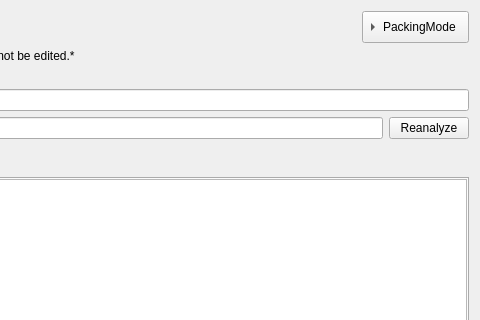
Qt form src/ui/WriteModeComponent.ui (MUkoutyan/langscore-app) before a commit; both pictures show x 516 to 996 and y 0 to 320 of the 996 by 699 pixel window.
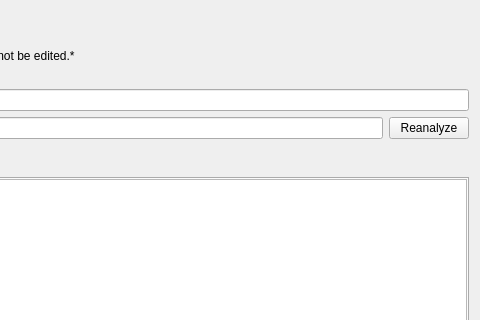
The same form after that commit. Custom widgets are drawn as their Qt base class.

```diff
--- a/src/ui/WriteModeComponent.ui
+++ b/src/ui/WriteModeComponent.ui
@@ -40,25 +40,6 @@
        </property>
       </widget>
      </item>
-     <item>
-      <widget class="QToolButton" name="toPackingMode">
-       <property name="minimumSize">
-        <size>
-         <width>0</width>
-         <height>32</height>
-        </size>
-       </property>
-       <property name="text">
-        <string>PackingMode</string>
-       </property>
-       <property name="toolButtonStyle">
-        <enum>Qt::ToolButtonStyle::ToolButtonTextBesideIcon</enum>
-       </property>
-       <property name="arrowType">
-        <enum>Qt::ArrowType::RightArrow</enum>
-       </property>
-      </widget>
-     </item>
     </layout>
    </item>
    <item>
```
